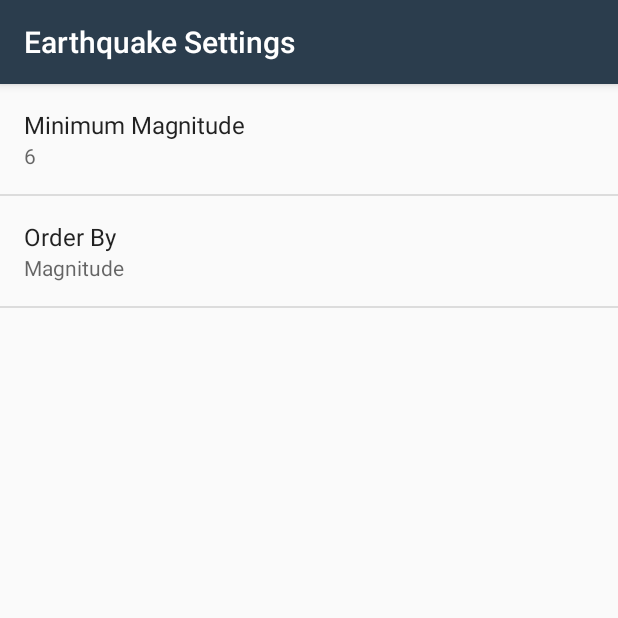
After one commit to kazakovaNet/QuakeReport, an Android app: the SettingsActivity screen opened directly, with no data from a screen before it, on a phone screen of 412 x 824 dp, the top half of it. The commit adds this screen. Run offline under Robolectric (Android 15) with nearby library versions, the phone set to English and light mode, and no system bars.

Commit message:
Preferences

```diff
--- a/app/build.gradle
+++ b/app/build.gradle
@@ -21,6 +21,7 @@ android {
 
 dependencies {
     implementation fileTree(dir: 'libs', include: ['*.jar'])
+    implementation 'com.android.support.constraint:constraint-layout:1.1.2'
     testImplementation 'junit:junit:4.12'
     implementation 'com.android.support:appcompat-v7:27.1.1'
 }
--- /dev/null
+++ b/app/src/main/java/com/example/android/quakereport/SettingsActivity.java
@@ -0,0 +1,63 @@
+package com.example.android.quakereport;
+
+import android.content.SharedPreferences;
+import android.os.Bundle;
+import android.preference.ListPreference;
+import android.preference.Preference;
+import android.preference.PreferenceFragment;
+import android.preference.PreferenceManager;
+import android.support.v7.app.AppCompatActivity;
+
+public class SettingsActivity extends AppCompatActivity {
+
+    @Override
+    protected void onCreate(Bundle savedInstanceState) {
+        super.onCreate(savedInstanceState);
+        setContentView(R.layout.settings_activity);
+    }
+
+    public static class EarthquakePreferenceFragment extends PreferenceFragment
+            implements Preference.OnPreferenceChangeListener {
+        @Override
+        public void onCreate(Bundle savedInstanceState) {
+            super.onCreate(savedInstanceState);
+            addPreferencesFromResource(R.xml.settings_main);
+
+            Preference minMagnitude = findPreference(getString(R.string.settings_min_magnitude_key));
+            bindPreferenceSummaryToValue(minMagnitude);
+
+            Preference orderBy = findPreference(getString(R.string.settings_order_by_key));
+            bindPreferenceSummaryToValue(orderBy);
+        }
+
+        @Override
+        public boolean onPreferenceChange(Preference preference, Object newValue) {
+            // The code in this method takes care of updating
+            // the displayed preference summary after it has been changed
+            String stringValue = newValue.toString();
+
+            if (preference instanceof ListPreference) {
+                ListPreference listPreference = (ListPreference) preference;
+                int prefIndex = listPreference.findIndexOfValue(stringValue);
+                if (prefIndex >= 0) {
+                    CharSequence[] labels = listPreference.getEntries();
+                    preference.setSummary(labels[prefIndex]);
+                }
+            } else {
+                preference.setSummary(stringValue);
+            }
+
+            return true;
+        }
+
+        private void bindPreferenceSummaryToValue(Preference preference) {
+            preference.setOnPreferenceChangeListener(this);
+
+            SharedPreferences preferences = PreferenceManager.getDefaultSharedPreferences(preference.getContext());
+
+            String preferenceString = preferences.getString(preference.getKey(), "");
+
+            onPreferenceChange(preference, preferenceString);
+        }
+    }
+}
--- /dev/null
+++ b/app/src/main/res/values/arrays.xml
@@ -0,0 +1,12 @@
+<?xml version="1.0" encoding="utf-8"?>
+<resources>
+    <string-array name="settings_order_by_labels">
+        <item>@string/settings_order_by_magnitude_label</item>
+        <item>@string/settings_order_by_most_recent_label</item>
+    </string-array>
+
+    <string-array name="settings_order_by_values">
+        <item>@string/settings_order_by_magnitude_value</item>
+        <item>@string/settings_order_by_most_recent_value</item>
+    </string-array>
+</resources>
--- a/app/src/main/res/values/strings.xml
+++ b/app/src/main/res/values/strings.xml
@@ -23,4 +23,27 @@
 
     <!-- Error message when there is no internet connectivity [CHAR LIMIT=NONE] -->
     <string name="no_internet_connection">No internet connection.</string>
+
+    <!-- Settings Menu Item [CHAR LIMIT=NONE] -->
+    <string name="settings_menu_item">Settings</string>
+    <!-- Settings Activity Title [CHAR LIMIT=NONE] -->
+    <string name="settings_title">Earthquake Settings</string>
+
+    <!-- Strings For Minimum Magnitude Preference [CHAR LIMIT=30] -->
+    <string name="settings_min_magnitude_label">Minimum Magnitude</string>
+    <string name="settings_min_magnitude_key" translatable="false">min_magnitude</string>
+    <string name="settings_min_magnitude_default" translatable="false">6</string>
+
+    <!-- Strings For Order-By Preference [CHAR LIMIT=30] -->
+    <string name="settings_order_by_label">Order By</string>
+    <string name="settings_order_by_key" translatable="false">order_by</string>
+    <string name="settings_order_by_default" translatable="false">@string/settings_order_by_magnitude_value</string>
+
+    <!-- Label for order-by magnitude option [CHAR LIMIT=20] -->
+    <string name="settings_order_by_magnitude_label">Magnitude</string>
+    <string name="settings_order_by_magnitude_value" translatable="false">magnitude</string>
+
+    <!-- Label for order-by most recent option [CHAR LIMIT=20] -->
+    <string name="settings_order_by_most_recent_label">Most Recent</string>
+    <string name="settings_order_by_most_recent_value" translatable="false">time</string>
 </resources>
--- /dev/null
+++ b/app/src/main/res/xml/settings_main.xml
@@ -0,0 +1,19 @@
+<?xml version="1.0" encoding="utf-8"?>
+<PreferenceScreen xmlns:android="http://schemas.android.com/apk/res/android"
+    android:title="@string/settings_title">
+
+    <EditTextPreference
+        android:defaultValue="@string/settings_min_magnitude_default"
+        android:inputType="numberDecimal"
+        android:key="@string/settings_min_magnitude_key"
+        android:selectAllOnFocus="true"
+        android:title="@string/settings_min_magnitude_label" />
+
+    <ListPreference
+        android:defaultValue="@string/settings_order_by_default"
+        android:entries="@array/settings_order_by_labels"
+        android:entryValues="@array/settings_order_by_values"
+        android:key="@string/settings_order_by_key"
+        android:title="@string/settings_order_by_label" />
+
+</PreferenceScreen>
--- a/build.gradle
+++ b/build.gradle
@@ -16,6 +16,7 @@ buildscript {
 allprojects {
     repositories {
         jcenter()
+        google()
     }
 }
 
```
Also changed, not shown: app/src/main/AndroidManifest.xml (+12 -3 lines), app/src/main/java/com/example/android/quakereport/EarthquakeActivity.java (+50 -4 lines), app/src/main/res/layout/settings_activity.xml (added, +7 -0 lines), app/src/main/res/menu/main.xml (added, +8 -0 lines).
